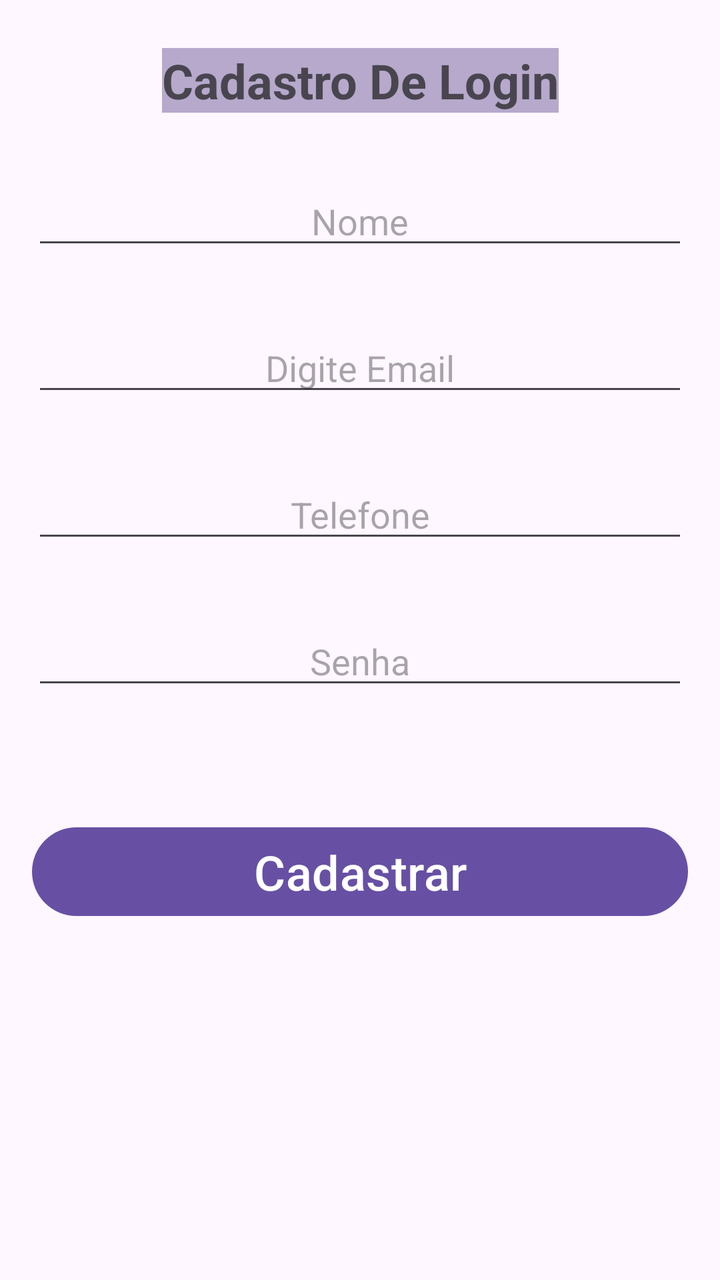
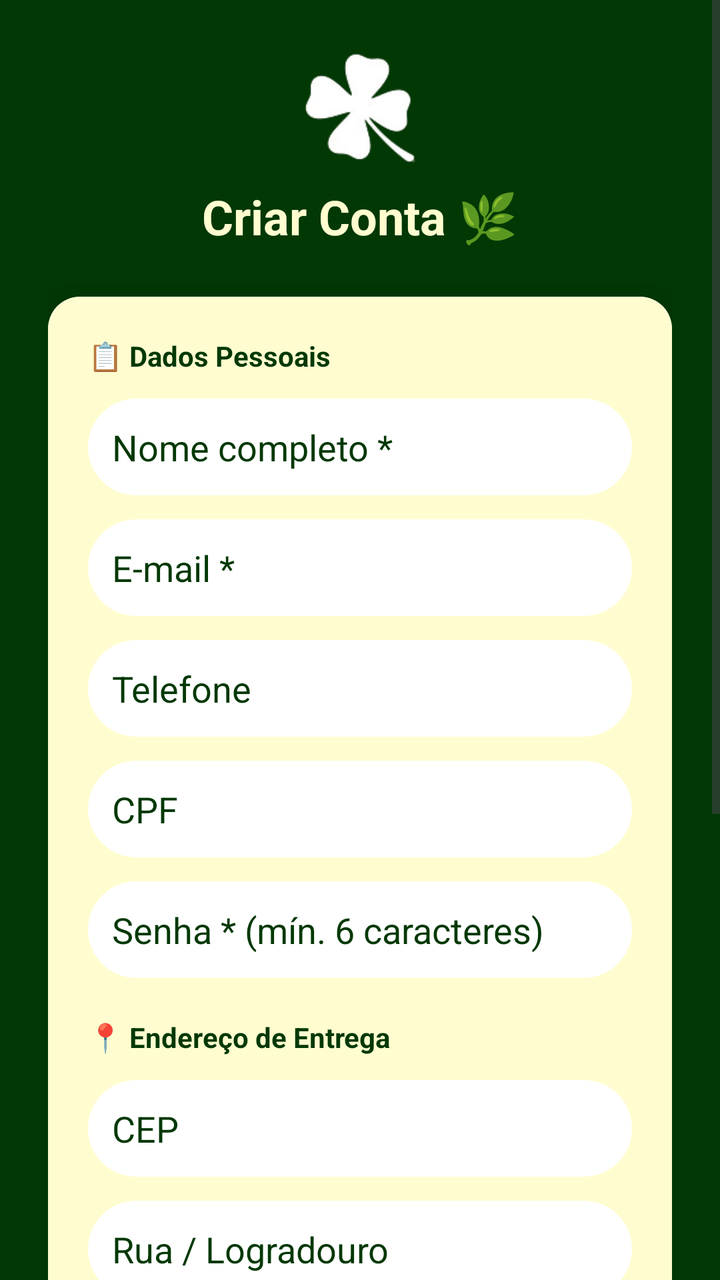

Compare the two renders of this Android layout. The source of the first and the diff that turns it into the second are given below.
<!-- AndroidManifest.xml: application theme Theme.AppLoginTest -->
<!-- res/layout/activity_cadastro.xml -->
<?xml version="1.0" encoding="utf-8"?>
<androidx.constraintlayout.widget.ConstraintLayout xmlns:android="http://schemas.android.com/apk/res/android"
    xmlns:app="http://schemas.android.com/apk/res-auto"
    xmlns:tools="http://schemas.android.com/tools"
    android:id="@+id/main"
    android:layout_width="match_parent"
    android:layout_height="match_parent"
    android:textAlignment="center"
    app:circularflow_angles="20"
    tools:context=".CadastroActivity">

    <TextView
        android:id="@+id/textView4"
        android:layout_width="wrap_content"
        android:layout_height="wrap_content"
        android:layout_marginTop="24dp"
        android:background="#B6A9CC"
        android:text="Cadastro De Login"
        android:textSize="24sp"
        android:textStyle="bold"
        app:layout_constraintEnd_toEndOf="parent"
        app:layout_constraintStart_toStartOf="parent"
        app:layout_constraintTop_toTopOf="parent" />

    <EditText
        android:id="@+id/editTextNome"
        android:layout_width="0dp"
        android:layout_height="wrap_content"
        android:layout_marginStart="16dp"
        android:layout_marginTop="32dp"
        android:layout_marginEnd="16dp"
        android:ems="10"
        android:hint="Nome"
        android:inputType="text"
        android:textAlignment="center"
        app:layout_constraintEnd_toEndOf="parent"
        app:layout_constraintStart_toStartOf="parent"
        app:layout_constraintTop_toBottomOf="@+id/textView4" />

    <EditText
        android:id="@+id/editTextEmail"
        android:layout_width="0dp"
        android:layout_height="wrap_content"
        android:layout_marginStart="16dp"
        android:layout_marginTop="32dp"
        android:layout_marginEnd="16dp"
        android:ems="10"
        android:hint="Digite Email"
        android:inputType="textEmailAddress"
        android:textAlignment="center"
        app:layout_constraintEnd_toEndOf="parent"
        app:layout_constraintStart_toStartOf="parent"
        app:layout_constraintTop_toBottomOf="@+id/editTextNome" />

    <EditText
        android:id="@+id/editTextTelefone"
        android:layout_width="0dp"
        android:layout_height="wrap_content"
        android:layout_marginStart="16dp"
        android:layout_marginTop="32dp"
        android:layout_marginEnd="16dp"
        android:ems="10"
        android:hint="Telefone"
        android:inputType="phone"
        android:textAlignment="center"
        app:layout_constraintEnd_toEndOf="parent"
        app:layout_constraintStart_toStartOf="parent"
        app:layout_constraintTop_toBottomOf="@+id/editTextEmail" />

    <EditText
        android:id="@+id/editTextSenha"
        android:layout_width="0dp"
        android:layout_height="wrap_content"
        android:layout_marginStart="16dp"
        android:layout_marginTop="32dp"
        android:layout_marginEnd="16dp"
        android:ems="10"
        android:hint="Senha"
        android:inputType="textPassword"
        android:textAlignment="center"
        app:layout_constraintEnd_toEndOf="parent"
        app:layout_constraintStart_toStartOf="parent"
        app:layout_constraintTop_toBottomOf="@+id/editTextTelefone" />

    <Button
        android:id="@+id/btnCadastro"
        android:layout_width="0dp"
        android:layout_height="wrap_content"
        android:layout_marginStart="16dp"
        android:layout_marginTop="60dp"
        android:layout_marginEnd="16dp"
        android:text="Cadastrar"
        android:textSize="24sp"
        app:layout_constraintEnd_toEndOf="parent"
        app:layout_constraintStart_toStartOf="parent"
        app:layout_constraintTop_toBottomOf="@+id/editTextSenha" />
</androidx.constraintlayout.widget.ConstraintLayout>
<!-- resources referenced by this layout -->
<resources>
  <style name="Theme.AppLoginTest" parent="Base.Theme.AppLoginTest" />
  <style name="Base.Theme.AppLoginTest" parent="Theme.Material3.DayNight.NoActionBar">
          
          
      </style>
</resources>

<!-- the commit's change to res/layout/activity_cadastro.xml (unified diff, before → after) -->
@@ -1,97 +1,155 @@
 <?xml version="1.0" encoding="utf-8"?>
-<androidx.constraintlayout.widget.ConstraintLayout xmlns:android="http://schemas.android.com/apk/res/android"
+<ScrollView xmlns:android="http://schemas.android.com/apk/res/android"
     xmlns:app="http://schemas.android.com/apk/res-auto"
-    xmlns:tools="http://schemas.android.com/tools"
     android:id="@+id/main"
     android:layout_width="match_parent"
     android:layout_height="match_parent"
-    android:textAlignment="center"
-    app:circularflow_angles="20"
-    tools:context=".CadastroActivity">
+    android:background="#023804">
 
-    <TextView
-        android:id="@+id/textView4"
-        android:layout_width="wrap_content"
+    <LinearLayout
+        android:layout_width="match_parent"
         android:layout_height="wrap_content"
-        android:layout_marginTop="24dp"
-        android:background="#B6A9CC"
-        android:text="Cadastro De Login"
-        android:textSize="24sp"
-        android:textStyle="bold"
-        app:layout_constraintEnd_toEndOf="parent"
-        app:layout_constraintStart_toStartOf="parent"
-        app:layout_constraintTop_toTopOf="parent" />
+        android:orientation="vertical"
+        android:padding="24dp">
 
-    <EditText
-        android:id="@+id/editTextNome"
-        android:layout_width="0dp"
-        android:layout_height="wrap_content"
-        android:layout_marginStart="16dp"
-        android:layout_marginTop="32dp"
-        android:layout_marginEnd="16dp"
-        android:ems="10"
-        android:hint="Nome"
-        android:inputType="text"
-        android:textAlignment="center"
-        app:layout_constraintEnd_toEndOf="parent"
-        app:layout_constraintStart_toStartOf="parent"
-        app:layout_constraintTop_toBottomOf="@+id/textView4" />
+        <ImageView
+            android:layout_width="60dp"
+            android:layout_height="60dp"
+            android:layout_gravity="center"
+            android:layout_marginBottom="8dp"
+            app:srcCompat="@drawable/icone_essencia" />
 
-    <EditText
-        android:id="@+id/editTextEmail"
-        android:layout_width="0dp"
-        android:layout_height="wrap_content"
-        android:layout_marginStart="16dp"
-        android:layout_marginTop="32dp"
-        android:layout_marginEnd="16dp"
-        android:ems="10"
-        android:hint="Digite Email"
-        android:inputType="textEmailAddress"
-        android:textAlignment="center"
-        app:layout_constraintEnd_toEndOf="parent"
-        app:layout_constraintStart_toStartOf="parent"
-        app:layout_constraintTop_toBottomOf="@+id/editTextNome" />
+        <TextView
+            android:layout_width="wrap_content"
+            android:layout_height="wrap_content"
+            android:layout_gravity="center"
+            android:layout_marginBottom="24dp"
+            android:text="Criar Conta 🌿"
+            android:textColor="#FFFDD0"
+            android:textSize="24sp"
+            android:textStyle="bold" />
 
-    <EditText
-        android:id="@+id/editTextTelefone"
-        android:layout_width="0dp"
-        android:layout_height="wrap_content"
-        android:layout_marginStart="16dp"
-        android:layout_marginTop="32dp"
-        android:layout_marginEnd="16dp"
-        android:ems="10"
-        android:hint="Telefone"
-        android:inputType="phone"
-        android:textAlignment="center"
-        app:layout_constraintEnd_toEndOf="parent"
-        app:layout_constraintStart_toStartOf="parent"
-        app:layout_constraintTop_toBottomOf="@+id/editTextEmail" />
+        <androidx.cardview.widget.CardView
+            android:layout_width="match_parent"
+            android:layout_height="wrap_content"
+            app:cardCornerRadius="16dp"
+            app:cardElevation="8dp">
 
-    <EditText
-        android:id="@+id/editTextSenha"
-        android:layout_width="0dp"
-        android:layout_height="wrap_content"
-        android:layout_marginStart="16dp"
-        android:layout_marginTop="32dp"
-        android:layout_marginEnd="16dp"
-        android:ems="10"
-        android:hint="Senha"
-        android:inputType="textPassword"
-        android:textAlignment="center"
-        app:layout_constraintEnd_toEndOf="parent"
-        app:layout_constraintStart_toStartOf="parent"
-        app:layout_constraintTop_toBottomOf="@+id/editTextTelefone" />
+            <LinearLayout
+                android:layout_width="match_parent"
+                android:layout_height="wrap_content"
+                android:orientation="vertical"
+                android:padding="20dp"
+                android:background="#FFFDD0">
 
-    <Button
-        android:id="@+id/btnCadastro"
-        android:layout_width="0dp"
-        android:layout_height="wrap_content"
-        android:layout_marginStart="16dp"
-        android:layout_marginTop="60dp"
-        android:layout_marginEnd="16dp"
-        android:text="Cadastrar"
-        android:textSize="24sp"
-        app:layout_constraintEnd_toEndOf="parent"
-        app:layout_constraintStart_toStartOf="parent"
-        app:layout_constraintTop_toBottomOf="@+id/editTextSenha" />
-</androidx.constraintlayout.widget.ConstraintLayout>
+                
+                <TextView
+                    android:layout_width="wrap_content"
+                    android:layout_height="wrap_content"
+                    android:layout_marginBottom="12dp"
+                    android:text="📋 Dados Pessoais"
+                    android:textColor="#023804"
+                    android:textSize="14sp"
+                    android:textStyle="bold" />
+
+                <EditText
+                    android:id="@+id/editTextNome"
+                    android:layout_width="match_parent"
+                    android:layout_height="wrap_content"
+                    android:layout_marginBottom="12dp"
+                    android:background="@drawable/fundo_input_branco"
+                    android:hint="Nome completo *"
+                    android:inputType="textPersonName"
+                    android:padding="12dp"
+                    android:textColorHint="#023804" />
+
+                <EditText android:id="@+id/editTextEmail"
+                    android:layout_width="match_parent" android:layout_height="wrap_content"
+                    android:layout_marginBottom="12dp" android:background="@drawable/fundo_input_branco"
+                    android:hint="E-mail *" android:inputType="textEmailAddress"
+                    android:padding="12dp" android:textColorHint="#023804" />
+
+                <EditText android:id="@+id/editTextTelefone"
+                    android:layout_width="match_parent" android:layout_height="wrap_content"
+                    android:layout_marginBottom="12dp" android:background="@drawable/fundo_input_branco"
+                    android:hint="Telefone" android:inputType="phone"
+                    android:padding="12dp" android:textColorHint="#023804" />
+
+                <EditText android:id="@+id/editTextCpf"
+                    android:layout_width="match_parent" android:layout_height="wrap_content"
+                    android:layout_marginBottom="12dp" android:background="@drawable/fundo_input_branco"
+                    android:hint="CPF" android:inputType="number"
+                    android:padding="12dp" android:textColorHint="#023804" />
+
+                <EditText android:id="@+id/editTextSenha"
+                    android:layout_width="match_parent" android:layout_height="wrap_content"
+                    android:layout_marginBottom="20dp" android:background="@drawable/fundo_input_branco"
+                    android:hint="Senha * (mín. 6 caracteres)" android:inputType="textPassword"
+                    android:padding="12dp" android:textColorHint="#023804" />
+
+                
+                <TextView
+                    android:layout_width="wrap_content"
+                    android:layout_height="wrap_content"
+                    android:layout_marginBottom="12dp"
+                    android:text="📍 Endereço de Entrega"
+                    android:textColor="#023804"
+                    android:textSize="14sp"
+                    android:textStyle="bold" />
+
+                <EditText android:id="@+id/editTextCep"
+                    android:layout_width="match_parent" android:layout_height="wrap_content"
+                    android:layout_marginBottom="12dp" android:background="@drawable/fundo_input_branco"
+                    android:hint="CEP" android:inputType="number" android:maxLength="8"
+                    android:padding="12dp" android:textColorHint="#023804" />
+
+                <EditText android:id="@+id/editTextEndereco"
+                    android:layout_width="match_parent" android:layout_height="wrap_content"
+                    android:layout_marginBottom="12dp" android:background="@drawable/fundo_input_branco"
+                    android:hint="Rua / Logradouro" android:inputType="text"
+                    android:padding="12dp" android:textColorHint="#023804" />
+
+                <EditText android:id="@+id/editTextNumero"
+                    android:layout_width="match_parent" android:layout_height="wrap_content"
+                    android:layout_marginBottom="12dp" android:background="@drawable/fundo_input_branco"
+                    android:hint="Número" android:inputType="text"
+                    android:padding="12dp" android:textColorHint="#023804" />
+
+                <EditText android:id="@+id/editTextBairro"
+                    android:layout_width="match_parent" android:layout_height="wrap_content"
+                    android:layout_marginBottom="12dp" android:background="@drawable/fundo_input_branco"
+                    android:hint="Bairro" android:inputType="text"
+                    android:padding="12dp" android:textColorHint="#023804" />
+
+                <EditText android:id="@+id/editTextCidade"
+                    android:layout_width="match_parent" android:layout_height="wrap_content"
+                    android:layout_marginBottom="12dp" android:background="@drawable/fundo_input_branco"
+                    android:hint="Cidade" android:inputType="text"
+                    android:padding="12dp" android:textColorHint="#023804" />
+
+                <EditText android:id="@+id/editTextEstado"
+                    android:layout_width="match_parent" android:layout_height="wrap_content"
+                    android:layout_marginBottom="16dp" android:background="@drawable/fundo_input_branco"
+                    android:hint="Estado (ex: SP)" android:inputType="text" android:maxLength="2"
+                    android:padding="12dp" android:textColorHint="#023804" />
+
+                <ProgressBar
+                    android:id="@+id/progressBar"
+                    android:layout_width="wrap_content"
+                    android:layout_height="wrap_content"
+                    android:layout_gravity="center"
+                    android:visibility="gone" />
+
+                <Button
+                    android:id="@+id/btnCadastro"
+                    android:layout_width="match_parent"
+                    android:layout_height="56dp"
+                    android:backgroundTint="#023804"
+                    android:text="🌿 Criar Conta"
+                    android:textColor="#FFFDD0"
+                    android:textSize="16sp"
+                    app:cornerRadius="12dp" />
+            </LinearLayout>
+        </androidx.cardview.widget.CardView>
+    </LinearLayout>
+</ScrollView>
<!-- resource entries referenced after the edit -->
@@ -1,5 +1,19 @@
 <!-- resources referenced by this layout -->
 <resources>
+  <!-- drawable fundo_input_branco (drawable) -->
+  <?xml version="1.0" encoding="utf-8"?>
+  <shape xmlns:android="http://schemas.android.com/apk/res/android">
+      <solid android:color="#FFFFFF" />
+  
+      <corners android:radius="25dp" />
+  
+      <padding
+          android:left="15dp"
+          android:top="10dp"
+          android:right="15dp"
+          android:bottom="10dp" />
+  </shape>
+  <!-- drawable icone_essencia: png bitmap (drawable, 7572 bytes) -->
   <style name="Theme.AppLoginTest" parent="Base.Theme.AppLoginTest" />
   <style name="Base.Theme.AppLoginTest" parent="Theme.Material3.DayNight.NoActionBar">
           
